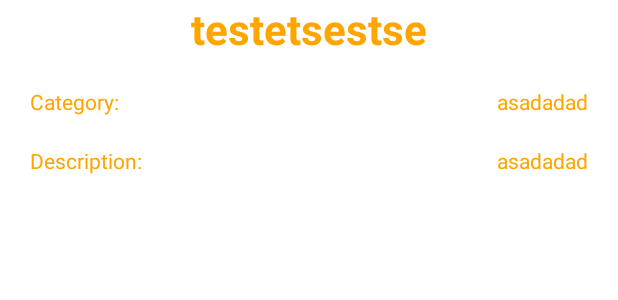
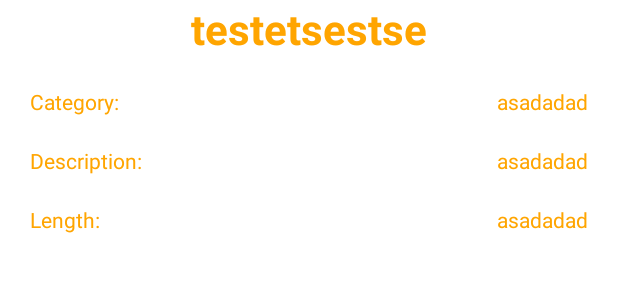
Before and after one commit to Tamas-hi/MovieBase, an Android app: the layout activity_details.xml on its own in the app's theme, with its tools: preview values and no code run, on a phone screen of 412 x 824 dp. Shown: the top 300 px of the screen. Run offline under Robolectric (Android 15) with nearby library versions, the phone set to English and light mode, and no system bars.

Commit message:
length update

```diff
--- a/app/src/main/res/layout/activity_details.xml
+++ b/app/src/main/res/layout/activity_details.xml
@@ -66,4 +66,26 @@
             android:layout_marginEnd="20dp"
             />
     </LinearLayout>
+
+    <LinearLayout
+        android:layout_width="match_parent"
+        android:layout_height="wrap_content"
+        android:orientation="horizontal">
+        <TextView
+            android:id="@+id/LengthTest"
+            android:layout_width="wrap_content"
+            android:layout_height="wrap_content"
+            android:text="Length: "
+            android:layout_marginStart="20dp"
+            android:layout_marginTop="20dp"/>
+        <TextView
+            android:id="@+id/tvLength"
+            android:layout_width="match_parent"
+            android:layout_height="wrap_content"
+            android:layout_gravity="bottom"
+            android:gravity="end"
+            tools:text="asadadad"
+            android:layout_marginEnd="20dp"
+            />
+    </LinearLayout>
 </LinearLayout>
--- a/app/src/main/res/values/colors.xml
+++ b/app/src/main/res/values/colors.xml
@@ -10,4 +10,5 @@
     <color name="orange">#ffa500</color>
     <color name="darkgrey">#696969</color>
     <color name="red">#8B0000</color>
+    <color name="movie_item_background">#f5f5dc</color>
 </resources>
```
Also changed, not shown: app/src/main/java/hu/bme/aut/moviebase/activities/DetailsActivity.java (+6 -2 lines), app/src/main/java/hu/bme/aut/moviebase/adapter/MovieAdapter.java (+4 -4 lines), app/src/main/java/hu/bme/aut/moviebase/data/Movie.java (+4 -4 lines), app/src/main/res/drawable/rounded_grey_button.xml (added, +12 -0 lines), app/src/main/res/layout/item_movie.xml (+14 -22 lines).
